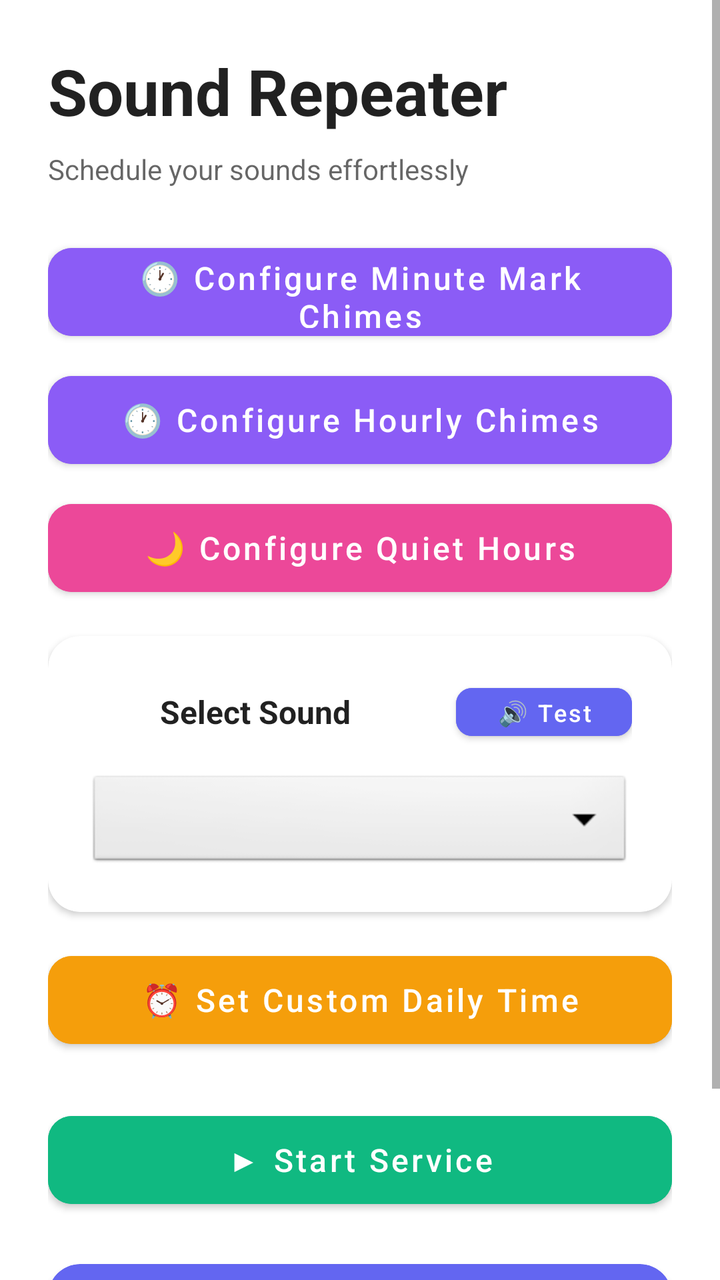
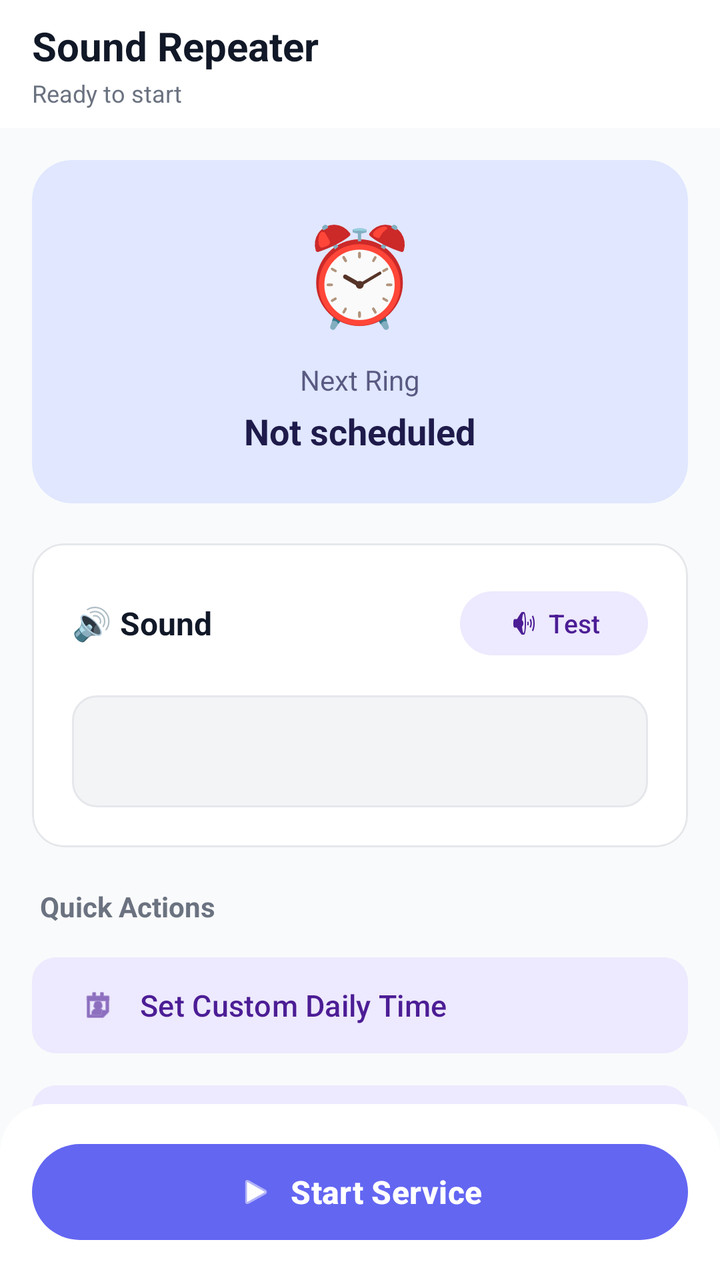

Two renders of the same Android screen: before a commit and after it. Below are the layout's source before the change and the commit's diff.
<!-- AndroidManifest.xml: application theme Theme.SoundRepeater -->
<!-- res/layout/activity_main.xml -->
<?xml version="1.0" encoding="utf-8"?>
<ScrollView xmlns:android="http://schemas.android.com/apk/res/android"
    xmlns:app="http://schemas.android.com/apk/res-auto"
    android:layout_width="match_parent"
    android:layout_height="match_parent"
    android:background="?android:attr/colorBackground">

    <LinearLayout
        android:layout_width="match_parent"
        android:layout_height="wrap_content"
        android:orientation="vertical"
        android:padding="24dp">

        
        <TextView
            android:layout_width="wrap_content"
            android:layout_height="wrap_content"
            android:text="Sound Repeater"
            android:textSize="32sp"
            android:textColor="?android:attr/textColorPrimary"
            android:textStyle="bold"
            android:layout_marginBottom="8dp"/>

        <TextView
            android:layout_width="wrap_content"
            android:layout_height="wrap_content"
            android:text="Schedule your sounds effortlessly"
            android:textSize="14sp"
            android:textColor="?android:attr/textColorSecondary"
            android:layout_marginBottom="24dp"/>

        
        <com.google.android.material.card.MaterialCardView
            android:id="@+id/intervalCard"
            android:layout_width="match_parent"
            android:layout_height="wrap_content"
            app:cardCornerRadius="16dp"
            app:cardElevation="2dp"
            android:layout_marginBottom="16dp"
            android:visibility="gone">

            <LinearLayout
                android:layout_width="match_parent"
                android:layout_height="wrap_content"
                android:orientation="vertical"
                android:padding="20dp">

                <LinearLayout
                    android:layout_width="match_parent"
                    android:layout_height="wrap_content"
                    android:orientation="horizontal"
                    android:gravity="center_vertical"
                    android:layout_marginBottom="12dp">

                    <ImageView
                        android:layout_width="24dp"
                        android:layout_height="24dp"
                        android:src="@android:drawable/ic_menu_recent_history"
                        android:layout_marginEnd="12dp"/>

                    <TextView
                        android:layout_width="wrap_content"
                        android:layout_height="wrap_content"
                        android:text="Repeat Interval"
                        android:textSize="16sp"
                        android:textColor="?android:attr/textColorPrimary"
                        android:textStyle="bold"/>
                </LinearLayout>

                <Spinner
                    android:id="@+id/intervalSpinner"
                    android:layout_width="match_parent"
                    android:layout_height="50dp"
                    android:background="@android:drawable/btn_dropdown"
                    android:paddingStart="16dp"
                    android:paddingEnd="16dp"/>
            </LinearLayout>
        </com.google.android.material.card.MaterialCardView>

        
        <com.google.android.material.button.MaterialButton
            android:id="@+id/minuteMarkChimeButton"
            android:layout_width="match_parent"
            android:layout_height="56dp"
            android:text="🕐 Configure Minute Mark Chimes"
            android:textSize="16sp"
            android:textAllCaps="false"
            app:cornerRadius="12dp"
            android:backgroundTint="#8B5CF6"
            android:textColor="#FFFFFF"
            android:layout_marginBottom="8dp"
            style="@style/Widget.MaterialComponents.Button"/>

        <com.google.android.material.button.MaterialButton
            android:id="@+id/hourlyChimeButton"
            android:layout_width="match_parent"
            android:layout_height="56dp"
            android:text="🕐 Configure Hourly Chimes"
            android:textSize="16sp"
            android:textAllCaps="false"
            app:cornerRadius="12dp"
            android:backgroundTint="#8B5CF6"
            android:textColor="#FFFFFF"
            android:layout_marginBottom="8dp"
            style="@style/Widget.MaterialComponents.Button"/>

        <com.google.android.material.button.MaterialButton
            android:id="@+id/quietHoursButton"
            android:layout_width="match_parent"
            android:layout_height="56dp"
            android:text="🌙 Configure Quiet Hours"
            android:textSize="16sp"
            android:textAllCaps="false"
            app:cornerRadius="12dp"
            android:backgroundTint="#EC4899"
            android:textColor="#FFFFFF"
            android:layout_marginBottom="16dp"
            style="@style/Widget.MaterialComponents.Button"/>

        
        <com.google.android.material.card.MaterialCardView
            android:layout_width="match_parent"
            android:layout_height="wrap_content"
            app:cardCornerRadius="16dp"
            app:cardElevation="2dp"
            android:layout_marginBottom="16dp">

            <LinearLayout
                android:layout_width="match_parent"
                android:layout_height="wrap_content"
                android:orientation="vertical"
                android:padding="20dp">

                <LinearLayout
                    android:layout_width="match_parent"
                    android:layout_height="wrap_content"
                    android:orientation="horizontal"
                    android:gravity="center_vertical"
                    android:layout_marginBottom="12dp">

                    <ImageView
                        android:layout_width="24dp"
                        android:layout_height="24dp"
                        android:src="@android:drawable/ic_lock_silent_mode_off"
                        android:layout_marginEnd="12dp"/>

                    <TextView
                        android:layout_width="0dp"
                        android:layout_weight="1"
                        android:layout_height="wrap_content"
                        android:text="Select Sound"
                        android:textSize="16sp"
                        android:textColor="?android:attr/textColorPrimary"
                        android:textStyle="bold"/>

                    <com.google.android.material.button.MaterialButton
                        android:id="@+id/testSoundButton"
                        android:layout_width="wrap_content"
                        android:layout_height="36dp"
                        android:text="🔊 Test"
                        android:textSize="12sp"
                        android:textAllCaps="false"
                        app:cornerRadius="8dp"
                        android:backgroundTint="#6366F1"
                        android:textColor="#FFFFFF"
                        android:paddingStart="12dp"
                        android:paddingEnd="12dp"
                        style="@style/Widget.MaterialComponents.Button"/>
                </LinearLayout>

                <Spinner
                    android:id="@+id/soundSpinner"
                    android:layout_width="match_parent"
                    android:layout_height="50dp"
                    android:background="@android:drawable/btn_dropdown"
                    android:paddingStart="16dp"
                    android:paddingEnd="16dp"/>
            </LinearLayout>
        </com.google.android.material.card.MaterialCardView>

        
        <com.google.android.material.button.MaterialButton
            android:id="@+id/customTimeButton"
            android:layout_width="match_parent"
            android:layout_height="56dp"
            android:text="⏰ Set Custom Daily Time"
            android:textSize="16sp"
            android:textAllCaps="false"
            app:cornerRadius="12dp"
            android:backgroundTint="#F59E0B"
            android:textColor="#FFFFFF"
            android:layout_marginBottom="24dp"
            style="@style/Widget.MaterialComponents.Button"/>

        
        <FrameLayout
            android:layout_width="match_parent"
            android:layout_height="wrap_content"
            android:layout_marginBottom="24dp">

            <com.google.android.material.button.MaterialButton
                android:id="@+id/startButton"
                android:layout_width="match_parent"
                android:layout_height="56dp"
                android:text="▶ Start Service"
                android:textSize="16sp"
                android:textAllCaps="false"
                app:cornerRadius="12dp"
                android:backgroundTint="#10B981"
                android:textColor="#FFFFFF"
                android:visibility="visible"
                style="@style/Widget.MaterialComponents.Button"/>

            <com.google.android.material.button.MaterialButton
                android:id="@+id/stopButton"
                android:layout_width="match_parent"
                android:layout_height="56dp"
                android:text="⏸ Stop Service"
                android:textSize="16sp"
                android:textAllCaps="false"
                app:cornerRadius="12dp"
                android:backgroundTint="#EF4444"
                android:textColor="#FFFFFF"
                android:visibility="gone"
                style="@style/Widget.MaterialComponents.Button"/>
        </FrameLayout>

        
        <com.google.android.material.card.MaterialCardView
            android:layout_width="match_parent"
            android:layout_height="wrap_content"
            app:cardCornerRadius="16dp"
            app:cardElevation="2dp"
            app:cardBackgroundColor="#6366F1">

            <LinearLayout
                android:layout_width="match_parent"
                android:layout_height="wrap_content"
                android:orientation="vertical"
                android:padding="20dp">

                <TextView
                    android:layout_width="wrap_content"
                    android:layout_height="wrap_content"
                    android:text="Status"
                    android:textSize="14sp"
                    android:textColor="#FFFFFF"
                    android:alpha="0.8"
                    android:layout_marginBottom="8dp"/>

                <TextView
                    android:id="@+id/statusText"
                    android:layout_width="wrap_content"
                    android:layout_height="wrap_content"
                    android:text="Ready to start"
                    android:textSize="16sp"
                    android:textColor="#FFFFFF"
                    android:textStyle="bold"
                    android:layout_marginBottom="8dp"/>

                <TextView
                    android:id="@+id/nextRingText"
                    android:layout_width="wrap_content"
                    android:layout_height="wrap_content"
                    android:text=""
                    android:textSize="14sp"
                    android:textColor="#FFFFFF"
                    android:alpha="0.9"
                    android:visibility="gone"/>
            </LinearLayout>
        </com.google.android.material.card.MaterialCardView>

    </LinearLayout>
</ScrollView>
<!-- resources referenced by this layout -->
<resources>
  <style name="Theme.SoundRepeater" parent="Theme.MaterialComponents.DayNight.DarkActionBar">
          
          <item name="colorPrimary">#6366F1</item>
          <item name="colorPrimaryVariant">#4F46E5</item>
          <item name="colorOnPrimary">@color/white</item>
          
          <item name="colorSecondary">#8B5CF6</item>
          <item name="colorSecondaryVariant">#7C3AED</item>
          <item name="colorOnSecondary">@color/white</item>
          
          <item name="android:statusBarColor" tools:targetApi="l">?attr/colorPrimaryVariant</item>
          
      </style>
  <color name="white">#FFFFFFFF</color>
</resources>

<!-- the commit's change to res/layout/activity_main.xml (unified diff, before → after) -->
@@ -1,274 +1,331 @@
 <?xml version="1.0" encoding="utf-8"?>
-<ScrollView xmlns:android="http://schemas.android.com/apk/res/android"
+<androidx.coordinatorlayout.widget.CoordinatorLayout xmlns:android="http://schemas.android.com/apk/res/android"
     xmlns:app="http://schemas.android.com/apk/res-auto"
     android:layout_width="match_parent"
     android:layout_height="match_parent"
-    android:background="?android:attr/colorBackground">
-
-    <LinearLayout
+    android:background="@color/background">
+
+    
+    <com.google.android.material.appbar.AppBarLayout
         android:layout_width="match_parent"
         android:layout_height="wrap_content"
-        android:orientation="vertical"
-        android:padding="24dp">
-
-        
-        <TextView
-            android:layout_width="wrap_content"
-            android:layout_height="wrap_content"
-            android:text="Sound Repeater"
-            android:textSize="32sp"
-            android:textColor="?android:attr/textColorPrimary"
-            android:textStyle="bold"
-            android:layout_marginBottom="8dp"/>
-
-        <TextView
-            android:layout_width="wrap_content"
-            android:layout_height="wrap_content"
-            android:text="Schedule your sounds effortlessly"
-            android:textSize="14sp"
-            android:textColor="?android:attr/textColorSecondary"
-            android:layout_marginBottom="24dp"/>
-
-        
-        <com.google.android.material.card.MaterialCardView
-            android:id="@+id/intervalCard"
+        android:background="@color/surface"
+        app:elevation="0dp">
+
+        <com.google.android.material.appbar.MaterialToolbar
             android:layout_width="match_parent"
-            android:layout_height="wrap_content"
-            app:cardCornerRadius="16dp"
-            app:cardElevation="2dp"
-            android:layout_marginBottom="16dp"
-            android:visibility="gone">
+            android:layout_height="?attr/actionBarSize"
+            android:background="@color/surface">
 
             <LinearLayout
                 android:layout_width="match_parent"
                 android:layout_height="wrap_content"
                 android:orientation="vertical"
-                android:padding="20dp">
-
-                <LinearLayout
-                    android:layout_width="match_parent"
-                    android:layout_height="wrap_content"
-                    android:orientation="horizontal"
-                    android:gravity="center_vertical"
-                    android:layout_marginBottom="12dp">
-
-                    <ImageView
-                        android:layout_width="24dp"
-                        android:layout_height="24dp"
-                        android:src="@android:drawable/ic_menu_recent_history"
-                        android:layout_marginEnd="12dp"/>
-
-                    <TextView
-                        android:layout_width="wrap_content"
-                        android:layout_height="wrap_content"
-                        android:text="Repeat Interval"
-                        android:textSize="16sp"
-                        android:textColor="?android:attr/textColorPrimary"
-                        android:textStyle="bold"/>
-                </LinearLayout>
-
-                <Spinner
-                    android:id="@+id/intervalSpinner"
-                    android:layout_width="match_parent"
-                    android:layout_height="50dp"
-                    android:background="@android:drawable/btn_dropdown"
-                    android:paddingStart="16dp"
-                    android:paddingEnd="16dp"/>
-            </LinearLayout>
-        </com.google.android.material.card.MaterialCardView>
-
-        
-        <com.google.android.material.button.MaterialButton
-            android:id="@+id/minuteMarkChimeButton"
-            android:layout_width="match_parent"
-            android:layout_height="56dp"
-            android:text="🕐 Configure Minute Mark Chimes"
-            android:textSize="16sp"
-            android:textAllCaps="false"
-            app:cornerRadius="12dp"
-            android:backgroundTint="#8B5CF6"
-            android:textColor="#FFFFFF"
-            android:layout_marginBottom="8dp"
-            style="@style/Widget.MaterialComponents.Button"/>
-
-        <com.google.android.material.button.MaterialButton
-            android:id="@+id/hourlyChimeButton"
-            android:layout_width="match_parent"
-            android:layout_height="56dp"
-            android:text="🕐 Configure Hourly Chimes"
-            android:textSize="16sp"
-            android:textAllCaps="false"
-            app:cornerRadius="12dp"
-            android:backgroundTint="#8B5CF6"
-            android:textColor="#FFFFFF"
-            android:layout_marginBottom="8dp"
-            style="@style/Widget.MaterialComponents.Button"/>
-
-        <com.google.android.material.button.MaterialButton
-            android:id="@+id/quietHoursButton"
-            android:layout_width="match_parent"
-            android:layout_height="56dp"
-            android:text="🌙 Configure Quiet Hours"
-            android:textSize="16sp"
-            android:textAllCaps="false"
-            app:cornerRadius="12dp"
-            android:backgroundTint="#EC4899"
-            android:textColor="#FFFFFF"
-            android:layout_marginBottom="16dp"
-            style="@style/Widget.MaterialComponents.Button"/>
-
-        
-        <com.google.android.material.card.MaterialCardView
-            android:layout_width="match_parent"
-            android:layout_height="wrap_content"
-            app:cardCornerRadius="16dp"
-            app:cardElevation="2dp"
-            android:layout_marginBottom="16dp">
-
-            <LinearLayout
-                android:layout_width="match_parent"
-                android:layout_height="wrap_content"
-                android:orientation="vertical"
-                android:padding="20dp">
-
-                <LinearLayout
-                    android:layout_width="match_parent"
-                    android:layout_height="wrap_content"
-                    android:orientation="horizontal"
-                    android:gravity="center_vertical"
-                    android:layout_marginBottom="12dp">
-
-                    <ImageView
-                        android:layout_width="24dp"
-                        android:layout_height="24dp"
-                        android:src="@android:drawable/ic_lock_silent_mode_off"
-                        android:layout_marginEnd="12dp"/>
-
-                    <TextView
-                        android:layout_width="0dp"
-                        android:layout_weight="1"
-                        android:layout_height="wrap_content"
-                        android:text="Select Sound"
-                        android:textSize="16sp"
-                        android:textColor="?android:attr/textColorPrimary"
-                        android:textStyle="bold"/>
-
-                    <com.google.android.material.button.MaterialButton
-                        android:id="@+id/testSoundButton"
-                        android:layout_width="wrap_content"
-                        android:layout_height="36dp"
-                        android:text="🔊 Test"
-                        android:textSize="12sp"
-                        android:textAllCaps="false"
-                        app:cornerRadius="8dp"
-                        android:backgroundTint="#6366F1"
-                        android:textColor="#FFFFFF"
-                        android:paddingStart="12dp"
-                        android:paddingEnd="12dp"
-                        style="@style/Widget.MaterialComponents.Button"/>
-                </LinearLayout>
-
-                <Spinner
-                    android:id="@+id/soundSpinner"
-                    android:layout_width="match_parent"
-                    android:layout_height="50dp"
-                    android:background="@android:drawable/btn_dropdown"
-                    android:paddingStart="16dp"
-                    android:paddingEnd="16dp"/>
-            </LinearLayout>
-        </com.google.android.material.card.MaterialCardView>
-
-        
-        <com.google.android.material.button.MaterialButton
-            android:id="@+id/customTimeButton"
-            android:layout_width="match_parent"
-            android:layout_height="56dp"
-            android:text="⏰ Set Custom Daily Time"
-            android:textSize="16sp"
-            android:textAllCaps="false"
-            app:cornerRadius="12dp"
-            android:backgroundTint="#F59E0B"
-            android:textColor="#FFFFFF"
-            android:layout_marginBottom="24dp"
-            style="@style/Widget.MaterialComponents.Button"/>
-
-        
-        <FrameLayout
-            android:layout_width="match_parent"
-            android:layout_height="wrap_content"
-            android:layout_marginBottom="24dp">
-
-            <com.google.android.material.button.MaterialButton
-                android:id="@+id/startButton"
-                android:layout_width="match_parent"
-                android:layout_height="56dp"
-                android:text="▶ Start Service"
-                android:textSize="16sp"
-                android:textAllCaps="false"
-                app:cornerRadius="12dp"
-                android:backgroundTint="#10B981"
-                android:textColor="#FFFFFF"
-                android:visibility="visible"
-                style="@style/Widget.MaterialComponents.Button"/>
-
-            <com.google.android.material.button.MaterialButton
-                android:id="@+id/stopButton"
-                android:layout_width="match_parent"
-                android:layout_height="56dp"
-                android:text="⏸ Stop Service"
-                android:textSize="16sp"
-                android:textAllCaps="false"
-                app:cornerRadius="12dp"
-                android:backgroundTint="#EF4444"
-                android:textColor="#FFFFFF"
-                android:visibility="gone"
-                style="@style/Widget.MaterialComponents.Button"/>
-        </FrameLayout>
-
-        
-        <com.google.android.material.card.MaterialCardView
-            android:layout_width="match_parent"
-            android:layout_height="wrap_content"
-            app:cardCornerRadius="16dp"
-            app:cardElevation="2dp"
-            app:cardBackgroundColor="#6366F1">
-
-            <LinearLayout
-                android:layout_width="match_parent"
-                android:layout_height="wrap_content"
-                android:orientation="vertical"
-                android:padding="20dp">
+                android:paddingEnd="16dp">
 
                 <TextView
                     android:layout_width="wrap_content"
                     android:layout_height="wrap_content"
-                    android:text="Status"
-                    android:textSize="14sp"
-                    android:textColor="#FFFFFF"
-                    android:alpha="0.8"
-                    android:layout_marginBottom="8dp"/>
+                    android:text="Sound Repeater"
+                    android:textSize="20sp"
+                    android:textColor="@color/on_surface"
+                    android:textStyle="bold"/>
 
                 <TextView
                     android:id="@+id/statusText"
                     android:layout_width="wrap_content"
                     android:layout_height="wrap_content"
                     android:text="Ready to start"
-                    android:textSize="16sp"
-                    android:textColor="#FFFFFF"
-                    android:textStyle="bold"
-                    android:layout_marginBottom="8dp"/>
-
-                <TextView
-                    android:id="@+id/nextRingText"
-                    android:layout_width="wrap_content"
-                    android:layout_height="wrap_content"
-                    android:text=""
-                    android:textSize="14sp"
-                    android:textColor="#FFFFFF"
-                    android:alpha="0.9"
-                    android:visibility="gone"/>
+                    android:textSize="12sp"
+                    android:textColor="@color/on_surface_variant"
+                    android:layout_marginTop="2dp"/>
             </LinearLayout>
-        </com.google.android.material.card.MaterialCardView>
-
-    </LinearLayout>
-</ScrollView>
+        </com.google.android.material.appbar.MaterialToolbar>
+    </com.google.android.material.appbar.AppBarLayout>
+
+    
+    <androidx.core.widget.NestedScrollView
+        android:layout_width="match_parent"
+        android:layout_height="match_parent"
+        app:layout_behavior="@string/appbar_scrolling_view_behavior">
+
+        <LinearLayout
+            android:layout_width="match_parent"
+            android:layout_height="wrap_content"
+            android:orientation="vertical"
+            android:padding="16dp">
+
+            
+            <com.google.android.material.card.MaterialCardView
+                android:layout_width="match_parent"
+                android:layout_height="wrap_content"
+                app:cardCornerRadius="20dp"
+                app:cardElevation="0dp"
+                app:strokeWidth="0dp"
+                android:backgroundTint="@color/primary_container"
+                android:layout_marginBottom="20dp">
+
+                <LinearLayout
+                    android:layout_width="match_parent"
+                    android:layout_height="wrap_content"
+                    android:orientation="vertical"
+                    android:padding="24dp"
+                    android:gravity="center">
+
+                    <TextView
+                        android:layout_width="wrap_content"
+                        android:layout_height="wrap_content"
+                        android:text="⏰"
+                        android:textSize="48sp"
+                        android:layout_marginBottom="12dp"/>
+
+                    <TextView
+                        android:layout_width="wrap_content"
+                        android:layout_height="wrap_content"
+                        android:text="Next Ring"
+                        android:textSize="14sp"
+                        android:textColor="@color/on_primary_container"
+                        android:alpha="0.7"
+                        android:layout_marginBottom="4dp"/>
+
+                    <TextView
+                        android:id="@+id/nextRingText"
+                        android:layout_width="wrap_content"
+                        android:layout_height="wrap_content"
+                        android:text="Not scheduled"
+                        android:textSize="18sp"
+                        android:textColor="@color/on_primary_container"
+                        android:textStyle="bold"
+                        android:gravity="center"/>
+                </LinearLayout>
+            </com.google.android.material.card.MaterialCardView>
+
+            
+            <com.google.android.material.card.MaterialCardView
+                android:layout_width="match_parent"
+                android:layout_height="wrap_content"
+                app:cardCornerRadius="16dp"
+                app:cardElevation="0dp"
+                app:strokeWidth="1dp"
+                app:strokeColor="@color/outline"
+                android:backgroundTint="@color/surface"
+                android:layout_marginBottom="12dp">
+
+                <LinearLayout
+                    android:layout_width="match_parent"
+                    android:layout_height="wrap_content"
+                    android:orientation="vertical"
+                    android:padding="20dp">
+
+                    <LinearLayout
+                        android:layout_width="match_parent"
+                        android:layout_height="wrap_content"
+                        android:orientation="horizontal"
+                        android:gravity="center_vertical"
+                        android:layout_marginBottom="16dp">
+
+                        <TextView
+                            android:layout_width="0dp"
+                            android:layout_weight="1"
+                            android:layout_height="wrap_content"
+                            android:text="🔊 Sound"
+                            android:textSize="16sp"
+                            android:textColor="@color/on_surface"
+                            android:textStyle="bold"/>
+
+                        <com.google.android.material.button.MaterialButton
+                            android:id="@+id/testSoundButton"
+                            android:layout_width="wrap_content"
+                            android:layout_height="40dp"
+                            android:text="Test"
+                            android:textSize="13sp"
+                            android:textAllCaps="false"
+                            app:cornerRadius="20dp"
+                            app:icon="@android:drawable/ic_lock_silent_mode_off"
+                            app:iconSize="16dp"
+                            app:iconPadding="4dp"
+                            android:paddingStart="16dp"
+                            android:paddingEnd="16dp"
+                            style="@style/Widget.Material3.Button.TonalButton"/>
+                    </LinearLayout>
+
+                    <Spinner
+                        android:id="@+id/soundSpinner"
+                        android:layout_width="match_parent"
+                        android:layout_height="56dp"
+                        android:background="@drawable/spinner_background"
+                        android:paddingStart="16dp"
+                        android:paddingEnd="16dp"/>
+                </LinearLayout>
+            </com.google.android.material.card.MaterialCardView>
+
+            
+            <com.google.android.material.card.MaterialCardView
+                android:id="@+id/intervalCard"
+                android:layout_width="match_parent"
+                android:layout_height="wrap_content"
+                app:cardCornerRadius="16dp"
+                app:cardElevation="0dp"
+                app:strokeWidth="1dp"
+                app:strokeColor="@color/outline"
+                android:backgroundTint="@color/surface"
+                android:layout_marginBottom="12dp"
+                android:visibility="gone">
+
+                <LinearLayout
+                    android:layout_width="match_parent"
+                    android:layout_height="wrap_content"
+                    android:orientation="vertical"
+                    android:padding="20dp">
+
+                    <TextView
+                        android:layout_width="wrap_content"
+                        android:layout_height="wrap_content"
+                        android:text="⏱️ Repeat Interval"
+                        android:textSize="16sp"
+                        android:textColor="@color/on_surface"
+                        android:textStyle="bold"
+                        android:layout_marginBottom="16dp"/>
+
+                    <Spinner
+                        android:id="@+id/intervalSpinner"
+                        android:layout_width="match_parent"
+                        android:layout_height="56dp"
+                        android:background="@drawable/spinner_background"
+                        android:paddingStart="16dp"
+                        android:paddingEnd="16dp"/>
+                </LinearLayout>
+            </com.google.android.material.card.MaterialCardView>
+
+            
+            <TextView
+                android:layout_width="wrap_content"
+                android:layout_height="wrap_content"
+                android:text="Quick Actions"
+                android:textSize="14sp"
+                android:textColor="@color/on_surface_variant"
+                android:textStyle="bold"
+                android:layout_marginTop="8dp"
+                android:layout_marginBottom="12dp"
+                android:layout_marginStart="4dp"/>
+
+            
+            <LinearLayout
+                android:layout_width="match_parent"
+                android:layout_height="wrap_content"
+                android:orientation="vertical"
+                android:layout_marginBottom="12dp">
+
+                <com.google.android.material.button.MaterialButton
+                    android:id="@+id/customTimeButton"
+                    android:layout_width="match_parent"
+                    android:layout_height="56dp"
+                    android:text="Set Custom Daily Time"
+                    android:textSize="15sp"
+                    android:textAllCaps="false"
+                    app:cornerRadius="12dp"
+                    app:icon="@android:drawable/ic_menu_my_calendar"
+                    app:iconGravity="start"
+                    app:iconPadding="12dp"
+                    android:gravity="start|center_vertical"
+                    android:paddingStart="20dp"
+                    android:layout_marginBottom="8dp"
+                    style="@style/Widget.Material3.Button.TonalButton"/>
+
+                <com.google.android.material.button.MaterialButton
+                    android:id="@+id/minuteMarkChimeButton"
+                    android:layout_width="match_parent"
+                    android:layout_height="56dp"
+                    android:text="Minute Mark Chimes"
+                    android:textSize="15sp"
+                    android:textAllCaps="false"
+                    app:cornerRadius="12dp"
+                    app:icon="@android:drawable/ic_menu_recent_history"
+                    app:iconGravity="start"
+                    app:iconPadding="12dp"
+                    android:gravity="start|center_vertical"
+                    android:paddingStart="20dp"
+                    android:layout_marginBottom="8dp"
+                    style="@style/Widget.Material3.Button.TonalButton"/>
+
+                <com.google.android.material.button.MaterialButton
+                    android:id="@+id/hourlyChimeButton"
+                    android:layout_width="match_parent"
+                    android:layout_height="56dp"
+                    android:text="Hourly Chimes"
+                    android:textSize="15sp"
+                    android:textAllCaps="false"
+                    app:cornerRadius="12dp"
+                    app:icon="@android:drawable/ic_menu_recent_history"
+                    app:iconGravity="start"
+                    app:iconPadding="12dp"
+                    android:gravity="start|center_vertical"
+                    android:paddingStart="20dp"
+                    android:layout_marginBottom="8dp"
+                    style="@style/Widget.Material3.Button.TonalButton"/>
+
+                <com.google.android.material.button.MaterialButton
+                    android:id="@+id/quietHoursButton"
+                    android:layout_width="match_parent"
+                    android:layout_height="56dp"
+                    android:text="Quiet Hours"
+                    android:textSize="15sp"
+                    android:textAllCaps="false"
+                    app:cornerRadius="12dp"
+                    app:icon="@android:drawable/ic_lock_silent_mode"
+                    app:iconGravity="start"
+                    app:iconPadding="12dp"
+                    android:gravity="start|center_vertical"
+                    android:paddingStart="20dp"
+                    style="@style/Widget.Material3.Button.TonalButton"/>
+            </LinearLayout>
+
+            
+            <View
+                android:layout_width="match_parent"
+                android:layout_height="80dp"/>
+
+        </LinearLayout>
+    </androidx.core.widget.NestedScrollView>
+
+    
+    <FrameLayout
+        android:layout_width="match_parent"
+        android:layout_height="wrap_content"
+        android:layout_gravity="bottom"
+        android:background="@drawable/fab_background"
+        android:padding="16dp">
+
+        <com.google.android.material.button.MaterialButton
+            android:id="@+id/startButton"
+            android:layout_width="match_parent"
+            android:layout_height="56dp"
+            android:text="Start Service"
+            android:textSize="16sp"
+            android:textAllCaps="false"
+            android:textStyle="bold"
+            app:cornerRadius="28dp"
+            app:icon="@android:drawable/ic_media_play"
+            app:iconGravity="textStart"
+            app:iconPadding="8dp"
+            android:visibility="visible"
+            style="@style/Widget.Material3.Button"/>
+
+        <com.google.android.material.button.MaterialButton
+            android:id="@+id/stopButton"
+            android:layout_width="match_parent"
+            android:layout_height="56dp"
+            android:text="Stop Service"
+            android:textSize="16sp"
+            android:textAllCaps="false"
+            android:textStyle="bold"
+            app:cornerRadius="28dp"
+            app:icon="@android:drawable/ic_media_pause"
+            app:iconGravity="textStart"
+            app:iconPadding="8dp"
+            android:backgroundTint="@color/error"
+            android:visibility="gone"
+            style="@style/Widget.Material3.Button"/>
+    </FrameLayout>
+
+</androidx.coordinatorlayout.widget.CoordinatorLayout>
<!-- resource entries referenced after the edit -->
@@ -1,18 +1,84 @@
 <!-- resources referenced by this layout -->
 <resources>
-  <style name="Theme.SoundRepeater" parent="Theme.MaterialComponents.DayNight.DarkActionBar">
+  <color name="background">#F9FAFB</color>
+  <color name="error">#EF4444</color>
+  <color name="on_primary_container">#1E1B4B</color>
+  <color name="on_surface">#111827</color>
+  <color name="on_surface_variant">#6B7280</color>
+  <color name="outline">#E5E7EB</color>
+  <color name="primary_container">#E0E7FF</color>
+  <color name="surface">#FFFFFF</color>
+  <!-- drawable fab_background (drawable) -->
+  <?xml version="1.0" encoding="utf-8"?>
+  <shape xmlns:android="http://schemas.android.com/apk/res/android">
+      <solid android:color="@color/surface"/>
+      <corners
+          android:topLeftRadius="24dp"
+          android:topRightRadius="24dp"/>
+  </shape>
+  <!-- drawable spinner_background (drawable) -->
+  <?xml version="1.0" encoding="utf-8"?>
+  <shape xmlns:android="http://schemas.android.com/apk/res/android">
+      <solid android:color="@color/surface_variant"/>
+      <corners android:radius="12dp"/>
+      <stroke
+          android:width="1dp"
+          android:color="@color/outline"/>
+  </shape>
+  <style name="Theme.SoundRepeater" parent="Theme.Material3.Light.NoActionBar">
           
-          <item name="colorPrimary">#6366F1</item>
-          <item name="colorPrimaryVariant">#4F46E5</item>
-          <item name="colorOnPrimary">@color/white</item>
+          <item name="colorPrimary">@color/primary</item>
+          <item name="colorOnPrimary">@color/on_primary</item>
+          <item name="colorPrimaryContainer">@color/primary_container</item>
+          <item name="colorOnPrimaryContainer">@color/on_primary_container</item>
           
-          <item name="colorSecondary">#8B5CF6</item>
-          <item name="colorSecondaryVariant">#7C3AED</item>
-          <item name="colorOnSecondary">@color/white</item>
           
-          <item name="android:statusBarColor" tools:targetApi="l">?attr/colorPrimaryVariant</item>
+          <item name="colorSecondary">@color/secondary</item>
+          <item name="colorOnSecondary">@color/on_secondary</item>
+          <item name="colorSecondaryContainer">@color/secondary_container</item>
+          <item name="colorOnSecondaryContainer">@color/on_secondary_container</item>
           
+          
+          <item name="colorTertiary">@color/tertiary</item>
+          <item name="colorOnTertiary">@color/on_tertiary</item>
+          
+          
+          <item name="colorError">@color/error</item>
+          <item name="colorOnError">@color/on_error</item>
+          
+          
+          <item name="android:colorBackground">@color/background</item>
+          <item name="colorOnBackground">@color/on_background</item>
+          
+          
+          <item name="colorSurface">@color/surface</item>
+          <item name="colorOnSurface">@color/on_surface</item>
+          <item name="colorSurfaceVariant">@color/surface_variant</item>
+          <item name="colorOnSurfaceVariant">@color/on_surface_variant</item>
+          
+          
+          <item name="colorOutline">@color/outline</item>
+          <item name="colorOutlineVariant">@color/outline_variant</item>
+          
+          
+          <item name="android:statusBarColor">@color/surface</item>
+          <item name="android:windowLightStatusBar">true</item>
+          
+          
+          <item name="android:navigationBarColor">@color/surface</item>
+          <item name="android:windowLightNavigationBar" tools:targetApi="o_mr1">true</item>
       </style>
-  <color name="white">#FFFFFFFF</color>
+  <color name="surface_variant">#F3F4F6</color>
+  <color name="primary">#6366F1</color>
+  <color name="on_primary">#FFFFFF</color>
+  <color name="secondary">#8B5CF6</color>
+  <color name="on_secondary">#FFFFFF</color>
+  <color name="secondary_container">#EDE9FE</color>
+  <color name="on_secondary_container">#4C1D95</color>
+  <color name="tertiary">#10B981</color>
+  <color name="on_tertiary">#FFFFFF</color>
+  <color name="on_error">#FFFFFF</color>
+  <color name="on_background">#111827</color>
+  <color name="outline_variant">#D1D5DB</color>
 </resources>
 
